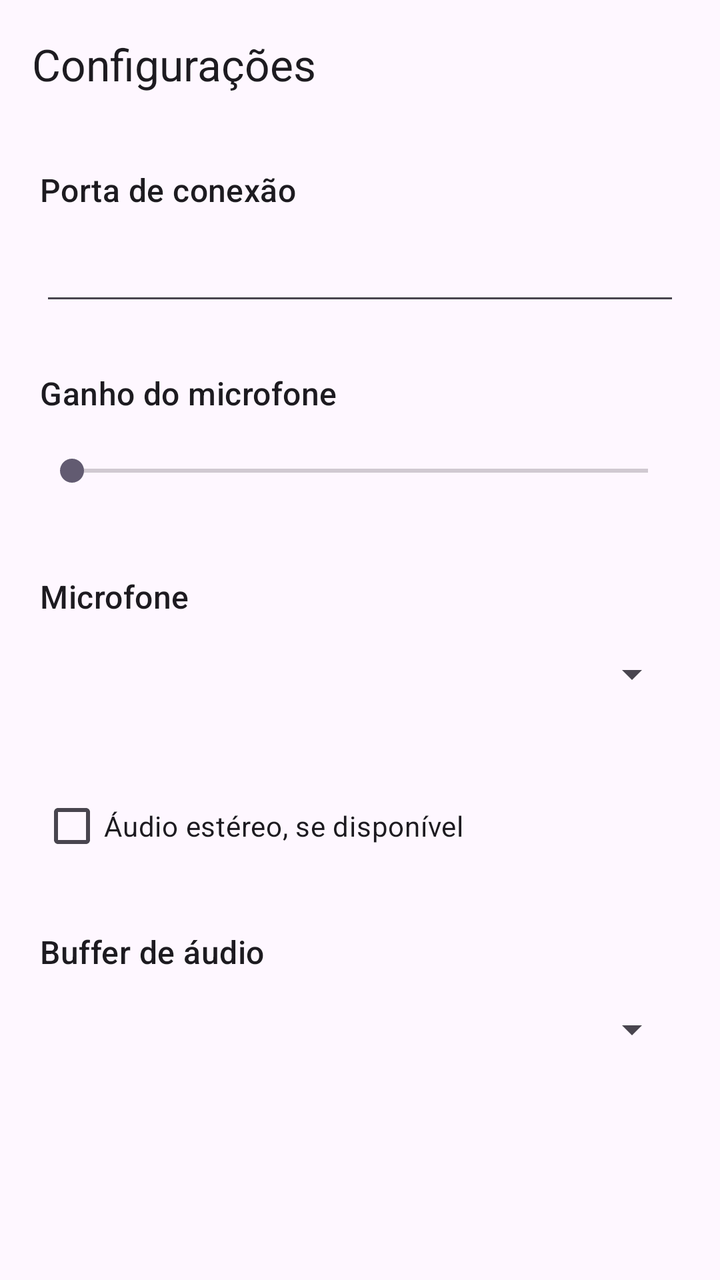
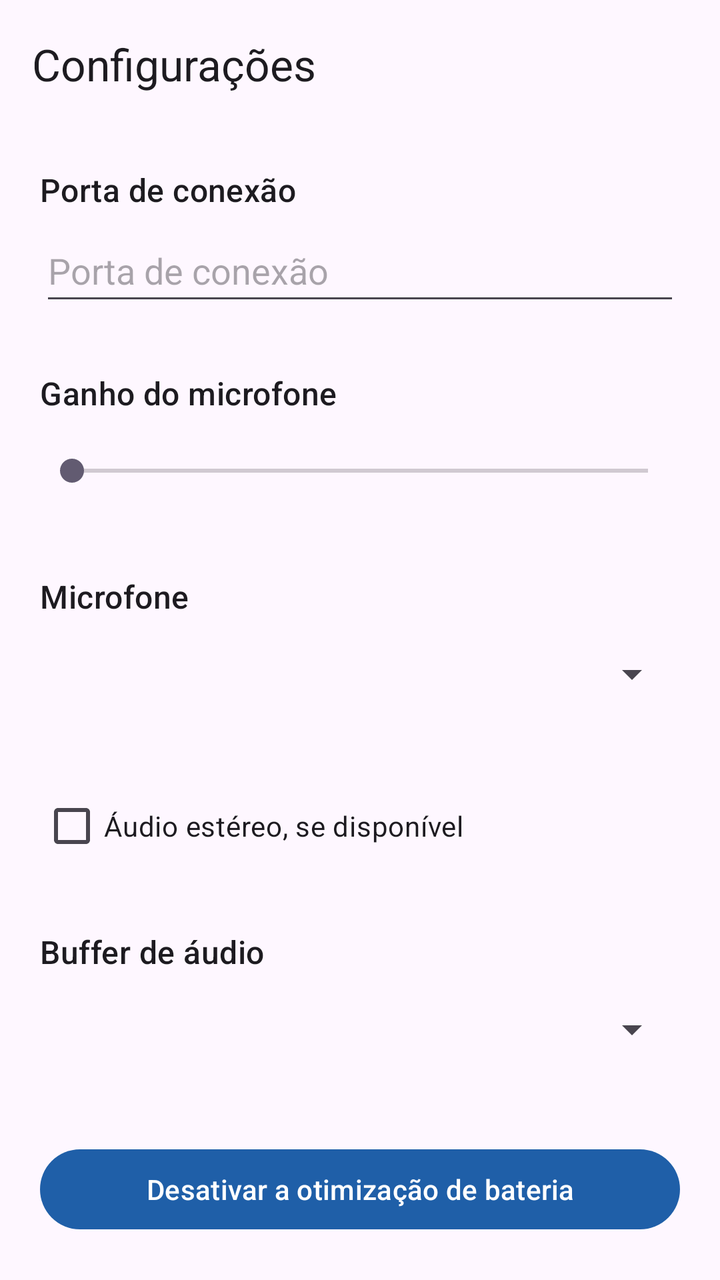

An Android layout rendered at two revisions. The XML below is the earlier revision; the diff shows what the commit changed to produce the second picture.
<!-- AndroidManifest.xml: application theme Theme.MicMonitor -->
<!-- res/layout/activity_settings.xml -->
<?xml version="1.0" encoding="utf-8"?>
<LinearLayout xmlns:android="http://schemas.android.com/apk/res/android"
    xmlns:app="http://schemas.android.com/apk/res-auto"
    android:layout_width="match_parent"
    android:layout_height="match_parent"
    android:orientation="vertical">

    <com.google.android.material.appbar.AppBarLayout
        android:layout_width="match_parent"
        android:layout_height="wrap_content">

        <com.google.android.material.appbar.MaterialToolbar
            android:id="@+id/toolbar"
            android:layout_width="match_parent"
            android:layout_height="?attr/actionBarSize"
            app:navigationContentDescription="@string/navigate_up"
            app:title="@string/settings_title" />
    </com.google.android.material.appbar.AppBarLayout>

    <ScrollView
        android:layout_width="match_parent"
        android:layout_height="0dp"
        android:layout_weight="1"
        android:fillViewport="true">

        <LinearLayout
            android:layout_width="match_parent"
            android:layout_height="wrap_content"
            android:orientation="vertical"
            android:padding="20dp">

            <TextView
                android:layout_width="match_parent"
                android:layout_height="wrap_content"
                android:importantForAccessibility="no"
                android:text="@string/label_port"
                android:textAppearance="?attr/textAppearanceTitleMedium" />

            <EditText
                android:id="@+id/portInput"
                android:layout_width="match_parent"
                android:layout_height="wrap_content"
                android:layout_marginTop="4dp"
                android:contentDescription="@string/label_port"
                android:imeOptions="actionDone"
                android:inputType="number"
                android:maxLength="5"
                android:minHeight="48dp"
                android:singleLine="true" />

            <TextView
                android:layout_width="match_parent"
                android:layout_height="wrap_content"
                android:layout_marginTop="28dp"
                android:importantForAccessibility="no"
                android:text="@string/label_gain"
                android:textAppearance="?attr/textAppearanceTitleMedium" />

            <SeekBar
                android:id="@+id/gainSeek"
                android:layout_width="match_parent"
                android:layout_height="wrap_content"
                android:layout_marginTop="4dp"
                android:contentDescription="@string/label_gain"
                android:max="100"
                android:minHeight="48dp" />

            <TextView
                android:layout_width="match_parent"
                android:layout_height="wrap_content"
                android:layout_marginTop="28dp"
                android:importantForAccessibility="no"
                android:text="@string/label_mic"
                android:textAppearance="?attr/textAppearanceTitleMedium" />

            <Spinner
                android:id="@+id/micSpinner"
                android:layout_width="match_parent"
                android:layout_height="wrap_content"
                android:layout_marginTop="4dp"
                android:minHeight="48dp" />

            <com.google.android.material.checkbox.MaterialCheckBox
                android:id="@+id/stereoCheck"
                android:layout_width="match_parent"
                android:layout_height="wrap_content"
                android:layout_marginTop="28dp"
                android:minHeight="48dp"
                android:text="@string/label_stereo" />

            <TextView
                android:layout_width="match_parent"
                android:layout_height="wrap_content"
                android:layout_marginTop="28dp"
                android:importantForAccessibility="no"
                android:text="@string/label_buffer"
                android:textAppearance="?attr/textAppearanceTitleMedium" />

            <Spinner
                android:id="@+id/bufferSpinner"
                android:layout_width="match_parent"
                android:layout_height="wrap_content"
                android:layout_marginTop="4dp"
                android:minHeight="48dp" />
        </LinearLayout>
    </ScrollView>
</LinearLayout>
<!-- resources referenced by this layout -->
<resources>
  <string name="label_buffer">Buffer de áudio</string>
  <string name="label_gain">Ganho do microfone</string>
  <string name="label_mic">Microfone</string>
  <string name="label_port">Porta de conexão</string>
  <string name="label_stereo">Áudio estéreo, se disponível</string>
  <string name="navigate_up">Navegar para cima</string>
  <string name="settings_title">Configurações</string>
  <style name="Theme.MicMonitor" parent="Theme.Material3.DayNight.NoActionBar">
          <item name="colorPrimary">@color/brand_primary</item>
          <item name="colorOnPrimary">@color/brand_on_primary</item>
          <item name="android:statusBarColor" tools:targetApi="l">?attr/colorSurface</item>
      </style>
  <color name="brand_primary">#1F5FA8</color>
  <color name="brand_on_primary">#FFFFFF</color>
</resources>

<!-- the commit's change to res/layout/activity_settings.xml (unified diff, before → after) -->
@@ -41,7 +41,7 @@
                 android:layout_width="match_parent"
                 android:layout_height="wrap_content"
                 android:layout_marginTop="4dp"
-                android:contentDescription="@string/label_port"
+                android:hint="@string/label_port"
                 android:imeOptions="actionDone"
                 android:inputType="number"
                 android:maxLength="5"
@@ -102,6 +102,14 @@
                 android:layout_height="wrap_content"
                 android:layout_marginTop="4dp"
                 android:minHeight="48dp" />
+
+            <com.google.android.material.button.MaterialButton
+                android:id="@+id/batteryButton"
+                android:layout_width="match_parent"
+                android:layout_height="wrap_content"
+                android:layout_marginTop="32dp"
+                android:minHeight="48dp"
+                android:text="@string/battery_action" />
         </LinearLayout>
     </ScrollView>
 </LinearLayout>
<!-- resource entries referenced after the edit -->
@@ -1,5 +1,6 @@
 <!-- resources referenced by this layout -->
 <resources>
+  <string name="battery_action">Desativar a otimização de bateria</string>
   <string name="label_buffer">Buffer de áudio</string>
   <string name="label_gain">Ganho do microfone</string>
   <string name="label_mic">Microfone</string>
